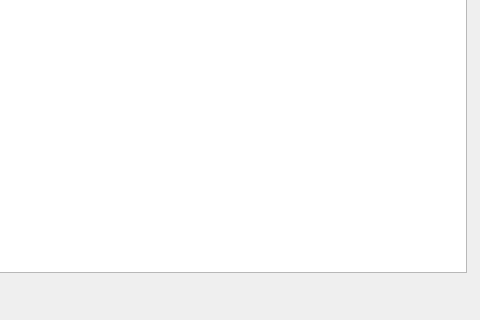
pengzij/lab_DAS, file mainwindow.ui: the form before one commit; both pictures show x 253 to 733 and y 205 to 525 of the 733 by 525 pixel window.
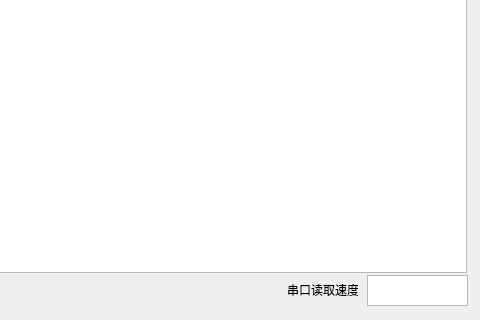
The form after the commit.

```diff
--- a/mainwindow.ui
+++ b/mainwindow.ui
@@ -157,6 +157,29 @@
      </item>
     </layout>
    </widget>
+   <widget class="QTextBrowser" name="textBrowser">
+    <property name="geometry">
+     <rect>
+      <x>620</x>
+      <y>480</y>
+      <width>101</width>
+      <height>31</height>
+     </rect>
+    </property>
+   </widget>
+   <widget class="QLabel" name="speedLaber">
+    <property name="geometry">
+     <rect>
+      <x>540</x>
+      <y>479</y>
+      <width>71</width>
+      <height>31</height>
+     </rect>
+    </property>
+    <property name="text">
+     <string>串口读取速度</string>
+    </property>
+   </widget>
   </widget>
  </widget>
  <layoutdefault spacing="6" margin="11"/>
```
